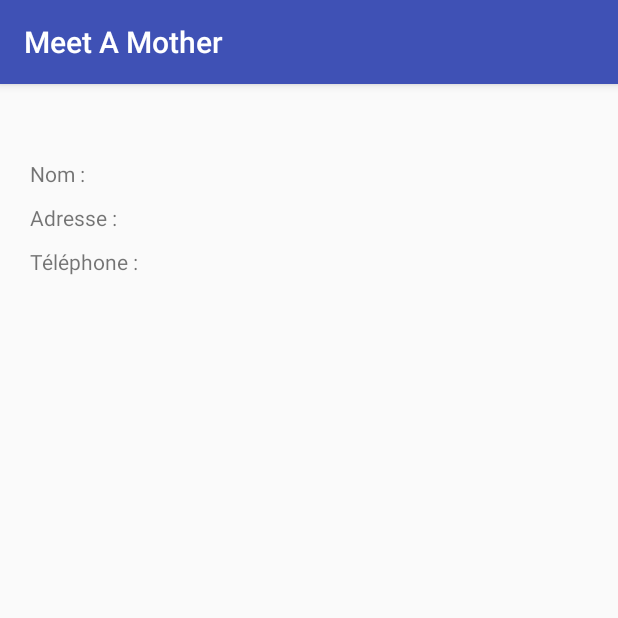
After one commit to fixesuarez/Projet_Android_Monard_Suarez, an Android app: the MotherDetailsActivity screen opened directly, with no data from a screen before it, on a phone screen of 412 x 824 dp, the top half of it. The commit adds this screen. Run offline under Robolectric (Android 15) with nearby library versions, the phone set to English and light mode, and no system bars; pictures from the network do not load.

Commit message:
Second activity added

```diff
--- a/app/src/main/AndroidManifest.xml
+++ b/app/src/main/AndroidManifest.xml
@@ -3,6 +3,7 @@
     package="org.esiea.suarez.monard.mysecondapplol">
 
     <uses-permission android:name="android.permission.INTERNET" />
+
     <application
         android:allowBackup="true"
         android:icon="@mipmap/ic_launcher"
@@ -20,7 +21,9 @@
 
         <service
             android:name=".MotherService"
-            android:exported="false"></service>
+            android:exported="false" />
+
+        <activity android:name=".MotherDetailsActivity"></activity>
     </application>
 
 </manifest>
--- /dev/null
+++ b/app/src/main/java/org/esiea/suarez/monard/mysecondapplol/MotherDetailsActivity.java
@@ -0,0 +1,31 @@
+package org.esiea.suarez.monard.mysecondapplol;
+
+import android.support.v7.app.AppCompatActivity;
+import android.os.Bundle;
+import android.widget.ImageView;
+import android.widget.TextView;
+
+import com.bumptech.glide.Glide;
+
+public class MotherDetailsActivity extends AppCompatActivity {
+
+    ImageView profilePicture;
+    TextView motherName;
+    TextView motherAddress;
+    TextView motherPhone;
+    @Override
+    protected void onCreate(Bundle savedInstanceState) {
+        super.onCreate(savedInstanceState);
+        setContentView(R.layout.activity_mother_details);
+
+        this.profilePicture = (ImageView) findViewById(R.id.profile_picture);
+        this.motherName = (TextView) findViewById(R.id.name_mother);
+        this.motherAddress = (TextView) findViewById(R.id.address_mother);
+        this.motherPhone = (TextView) findViewById(R.id.phone_mother);
+
+        this.motherName.setText(getIntent().getStringExtra("MOTHER_NAME"));
+        this.motherAddress.setText(getIntent().getStringExtra("MOTHER_ADDRESS"));
+        this.motherPhone.setText(getIntent().getStringExtra("PHONE_MOTHER"));
+        Glide.with(this).load(getIntent().getStringExtra("IMAGE_URL")).into(this.profilePicture);
+    }
+}
--- /dev/null
+++ b/app/src/main/res/layout/activity_mother_details.xml
@@ -0,0 +1,72 @@
+<?xml version="1.0" encoding="utf-8"?>
+<LinearLayout xmlns:android="http://schemas.android.com/apk/res/android"
+    xmlns:app="http://schemas.android.com/apk/res-auto"
+    xmlns:tools="http://schemas.android.com/tools"
+    android:layout_width="match_parent"
+    android:layout_height="match_parent"
+    android:orientation="vertical"
+    tools:context="org.esiea.suarez.monard.mysecondapplol.MotherDetailsActivity"
+    android:padding="20dp">
+
+    <ImageView
+        android:id="@+id/profile_picture"
+        android:layout_width="wrap_content"
+        android:layout_height="wrap_content"
+        android:adjustViewBounds="true"
+        android:maxWidth="250dip"
+        android:maxHeight="250dip"
+        android:layout_gravity="center" />
+
+    <LinearLayout
+        android:layout_width="match_parent"
+        android:layout_height="match_parent"
+        android:orientation="horizontal">
+
+        <LinearLayout
+            android:layout_weight="1"
+            android:layout_width="0dp"
+            android:layout_height="match_parent"
+            android:layout_marginTop="30dp"
+            android:orientation="vertical">
+            <TextView
+                android:layout_width="wrap_content"
+                android:layout_height="wrap_content"
+                android:layout_marginBottom="10dp"
+                android:text="Nom :"/>
+            <TextView
+                android:layout_width="wrap_content"
+                android:layout_height="wrap_content"
+                android:layout_marginBottom="10dp"
+                android:text="Adresse :"/>
+            <TextView
+                android:layout_width="wrap_content"
+                android:layout_height="wrap_content"
+                android:layout_marginBottom="10dp"
+                android:text="Téléphone :"/>
+        </LinearLayout>
+
+        <LinearLayout
+            android:layout_width="0dp"
+            android:layout_height="match_parent"
+            android:layout_weight="3"
+            android:layout_marginTop="30dp"
+            android:orientation="vertical">
+            <TextView
+                android:layout_width="wrap_content"
+                android:layout_height="wrap_content"
+                android:layout_marginBottom="10dp"
+                android:id="@+id/name_mother"/>
+            <TextView
+                android:layout_width="wrap_content"
+                android:layout_height="wrap_content"
+                android:layout_marginBottom="10dp"
+                android:id="@+id/address_mother"/>
+            <TextView
+                android:layout_width="wrap_content"
+                android:layout_height="wrap_content"
+                android:layout_marginBottom="10dp"
+                android:id="@+id/phone_mother"/>
+        </LinearLayout>
+
+    </LinearLayout>
+</LinearLayout>
```
Also changed, not shown: app/src/main/java/org/esiea/suarez/monard/mysecondapplol/MainActivity.java (+36 -4 lines), app/src/main/java/org/esiea/suarez/monard/mysecondapplol/RecyclerItemClickListener.java (added, +62 -0 lines), app/src/main/res/layout/rv_mothers_element.xml (+11 -3 lines).
